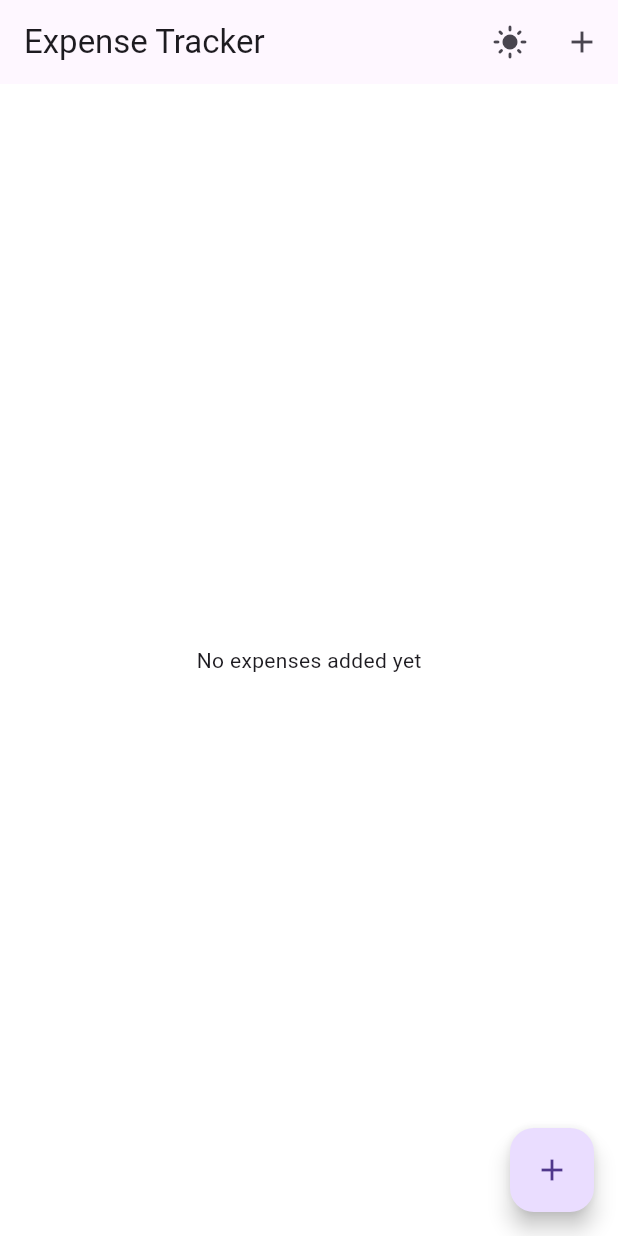
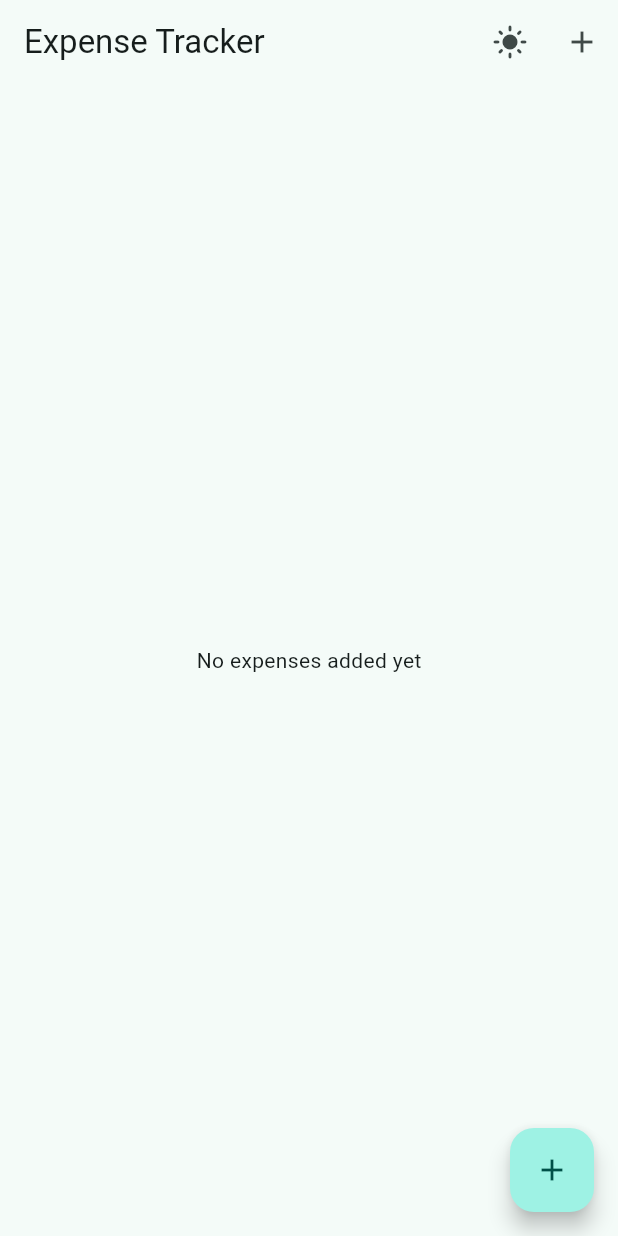
Before and after one commit to sourabhvamdevan/expense_demo, a Flutter app: the screen it shows after launch, on a phone screen of 412 x 824 dp. Run offline on Flutter 3.47's test engine with Material 3 defaults, Android fonts, the phone set to English and light mode, and no system bars.

Commit message:
material 3 themes

```diff
--- a/lib/main.dart
+++ b/lib/main.dart
@@ -26,17 +26,26 @@ class _ExpenseTrackerAppState extends State<ExpenseTrackerApp> {
     return MaterialApp(
       debugShowCheckedModeBanner: false,
       title: 'Expense Tracker',
+      themeMode: _isDarkMode ? ThemeMode.dark : ThemeMode.light,
+
+      // For Material 3 Light Theme
       theme: ThemeData(
-        brightness: Brightness.light,
-        primarySwatch: Colors.teal,
-        scaffoldBackgroundColor: Colors.white,
+        useMaterial3: true,
+        colorScheme: ColorScheme.fromSeed(
+          seedColor: Colors.teal,
+          brightness: Brightness.light,
+        ),
       ),
+
+      // For Material 3 Dark Theme
       darkTheme: ThemeData(
-        brightness: Brightness.dark,
-        primarySwatch: Colors.teal,
-        scaffoldBackgroundColor: Colors.black,
+        useMaterial3: true,
+        colorScheme: ColorScheme.fromSeed(
+          seedColor: Colors.teal,
+          brightness: Brightness.dark,
+        ),
       ),
-      themeMode: _isDarkMode ? ThemeMode.dark : ThemeMode.light,
+
       home: HomeScreen(isDarkMode: _isDarkMode, onToggleTheme: _toggleTheme),
     );
   }
```
